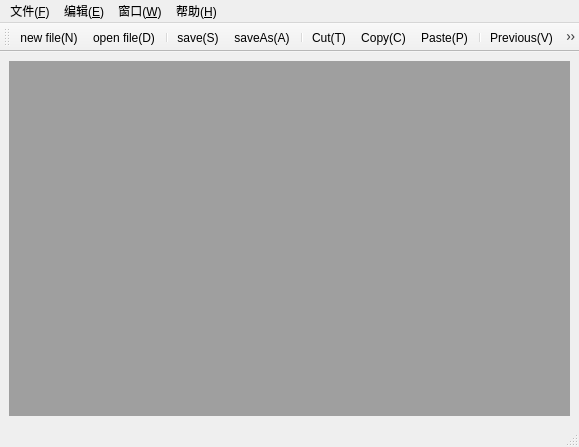
Before: the Qt Designer form QtDevelopPro/MultiDocumentEditor/mainwindow.ui in Emotion04/QtSmallProject, drawn with Qt 5.
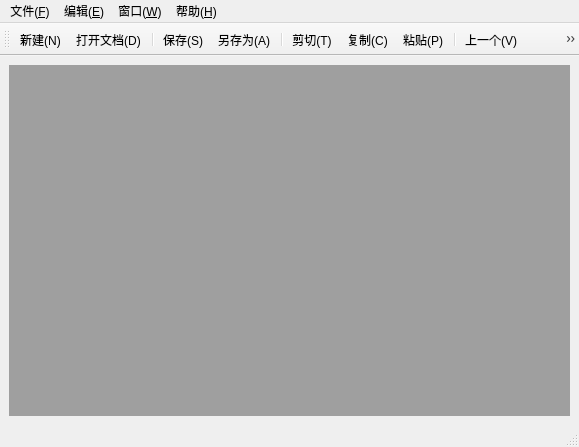
After: the same form once the commit is applied. Icons and pictures are not drawn.

```diff
--- a/QtDevelopPro/MultiDocumentEditor/mainwindow.ui
+++ b/QtDevelopPro/MultiDocumentEditor/mainwindow.ui
@@ -109,6 +109,12 @@
    <property name="text">
     <string>new file(&amp;N)</string>
    </property>
+   <property name="iconText">
+    <string>新建(N)</string>
+   </property>
+   <property name="toolTip">
+    <string>新建(N)</string>
+   </property>
    <property name="shortcut">
     <string>Ctrl+N</string>
    </property>
@@ -121,6 +127,12 @@
    <property name="text">
     <string>open file(&amp;D)</string>
    </property>
+   <property name="iconText">
+    <string>打开文档(D)</string>
+   </property>
+   <property name="toolTip">
+    <string>打开文档(D)</string>
+   </property>
    <property name="shortcut">
     <string>Ctrl+O</string>
    </property>
@@ -133,6 +145,12 @@
    <property name="text">
     <string>save(&amp;S)</string>
    </property>
+   <property name="iconText">
+    <string>保存(S)</string>
+   </property>
+   <property name="toolTip">
+    <string>保存(S)</string>
+   </property>
    <property name="shortcut">
     <string>Ctrl+S</string>
    </property>
@@ -145,6 +163,12 @@
    <property name="text">
     <string>saveAs(&amp;A)</string>
    </property>
+   <property name="iconText">
+    <string>另存为(A)</string>
+   </property>
+   <property name="toolTip">
+    <string>另存为(A)</string>
+   </property>
   </action>
   <action name="actionExit">
    <property name="icon">
@@ -187,6 +211,12 @@
    <property name="text">
     <string>Cut(&amp;T)</string>
    </property>
+   <property name="iconText">
+    <string>剪切(T)</string>
+   </property>
+   <property name="toolTip">
+    <string>剪切(T)</string>
+   </property>
    <property name="shortcut">
     <string>Ctrl+X</string>
    </property>
@@ -199,6 +229,12 @@
    <property name="text">
     <string>Copy(&amp;C)</string>
    </property>
+   <property name="iconText">
+    <string>复制(C)</string>
+   </property>
+   <property name="toolTip">
+    <string>复制(C)</string>
+   </property>
    <property name="shortcut">
     <string>Ctrl+C</string>
    </property>
@@ -211,6 +247,12 @@
    <property name="text">
     <string>Paste(&amp;P)</string>
    </property>
+   <property name="iconText">
+    <string>粘贴(P)</string>
+   </property>
+   <property name="toolTip">
+    <string>粘贴(P)</string>
+   </property>
    <property name="shortcut">
     <string>Ctrl+V</string>
    </property>
@@ -243,6 +285,12 @@
    <property name="text">
     <string>Next(&amp;X)</string>
    </property>
+   <property name="iconText">
+    <string>下一个(X)</string>
+   </property>
+   <property name="toolTip">
+    <string>下一个(X)</string>
+   </property>
    <property name="shortcut">
     <string>Ctrl+Tab</string>
    </property>
@@ -253,7 +301,10 @@
      <normaloff>:/images/previous.png</normaloff>:/images/previous.png</iconset>
    </property>
    <property name="text">
-    <string>Previous(&amp;V)</string>
+    <string>上一个(V)</string>
+   </property>
+   <property name="iconText">
+    <string>上一个(V)</string>
    </property>
    <property name="shortcut">
     <string>Ctrl+Shift+Backspace</string>
```
Left out of the diff: 8 changed lines with no effect on the pictures.
